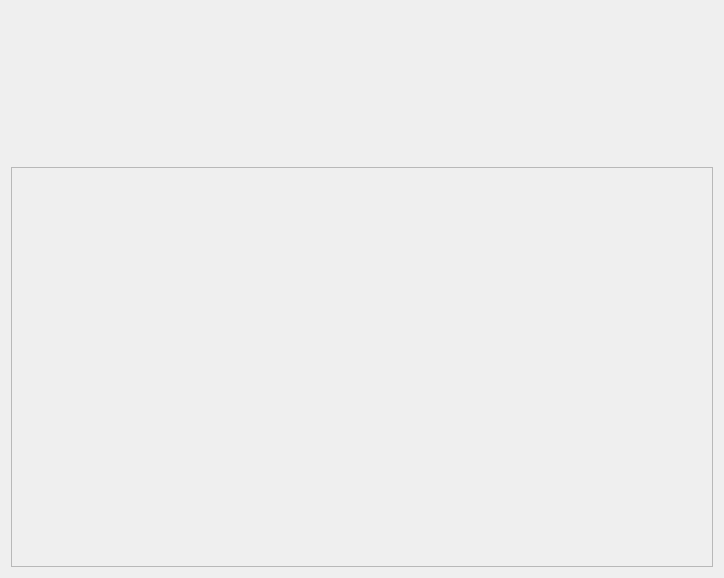
The window that ui/multisliceview.ui (mareuter/PVMockupGui) describes before a commit, drawn with Qt 5.
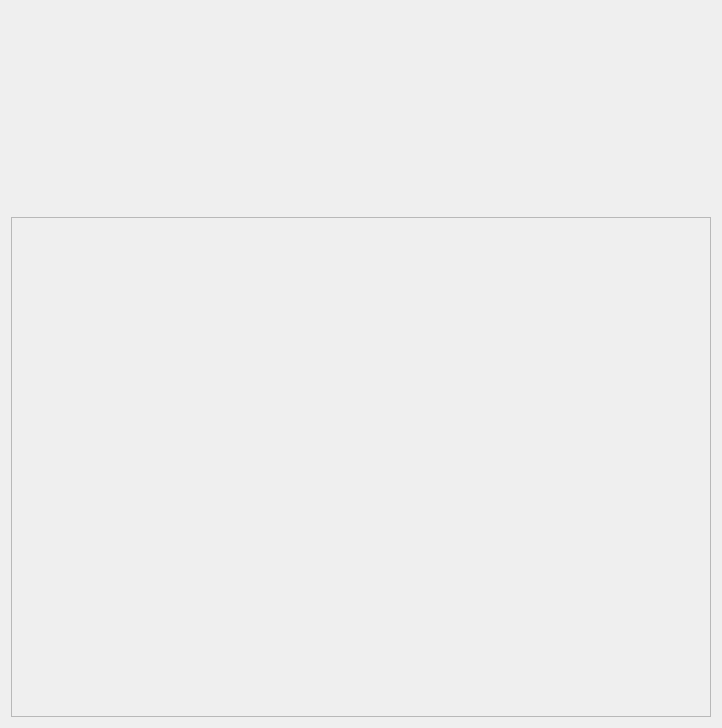
The same window after the commit. Custom widgets are drawn as their Qt base class.

Commit message: Widget size changes in multislice view.

What changed in the file:
```diff
--- a/ui/multisliceview.ui
+++ b/ui/multisliceview.ui
@@ -6,8 +6,8 @@
    <rect>
     <x>0</x>
     <y>0</y>
-    <width>724</width>
-    <height>576</height>
+    <width>718</width>
+    <height>726</height>
    </rect>
   </property>
   <property name="windowTitle">
@@ -39,8 +39,8 @@
        </property>
        <property name="minimumSize">
         <size>
-         <width>200</width>
-         <height>150</height>
+         <width>100</width>
+         <height>200</height>
         </size>
        </property>
       </widget>
@@ -55,8 +55,8 @@
        </property>
        <property name="minimumSize">
         <size>
-         <width>200</width>
-         <height>150</height>
+         <width>100</width>
+         <height>200</height>
         </size>
        </property>
       </widget>
@@ -71,8 +71,8 @@
        </property>
        <property name="minimumSize">
         <size>
-         <width>200</width>
-         <height>150</height>
+         <width>100</width>
+         <height>200</height>
         </size>
        </property>
       </widget>
@@ -102,8 +102,8 @@
      </property>
      <property name="minimumSize">
       <size>
-       <width>600</width>
-       <height>400</height>
+       <width>700</width>
+       <height>500</height>
       </size>
      </property>
      <property name="frameShape">
```
